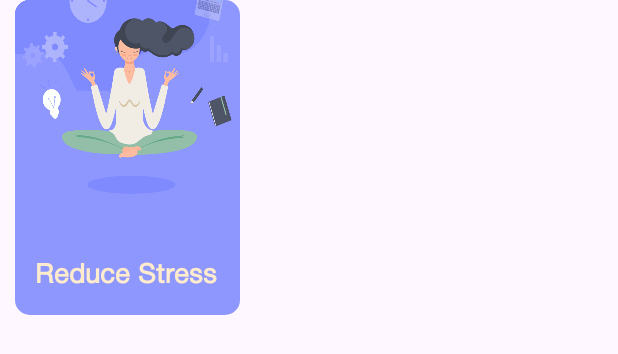
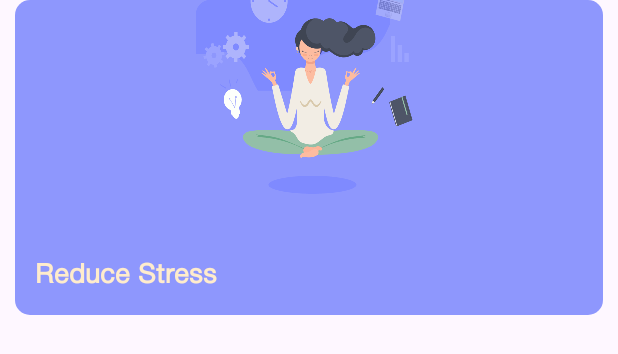
Before and after one commit to Suslanium/SilentMoon, an Android app: the layout topic_viewholder.xml on its own in the app's theme, with its tools: preview values and no code run, on a phone screen of 412 x 824 dp. Shown: the top 354 px of the screen. Run offline under Robolectric (Android 15) with nearby library versions, the phone set to English and light mode, and no system bars.

Commit message:
Recyclerview width fix

```diff
--- a/app/src/main/res/layout/topic_viewholder.xml
+++ b/app/src/main/res/layout/topic_viewholder.xml
@@ -2,12 +2,12 @@
 <FrameLayout xmlns:android="http://schemas.android.com/apk/res/android"
     xmlns:app="http://schemas.android.com/apk/res-auto"
     xmlns:tools="http://schemas.android.com/tools"
-    android:layout_width="wrap_content"
+    android:layout_width="match_parent"
     android:layout_height="wrap_content">
 
     <FrameLayout
         android:id="@+id/topic_holder_root"
-        android:layout_width="@dimen/topic_item_width"
+        android:layout_width="match_parent"
         android:layout_height="@dimen/topic_item_height"
         android:layout_marginStart="@dimen/topic_item_horizontal_margin"
         android:layout_marginEnd="@dimen/topic_item_horizontal_margin"
```
Also changed, not shown: app/src/main/java/com/suslanium/silentmoon/choosetopic/TopicAdapter.kt (+3 -12 lines), app/src/main/res/layout/fragment_choose_topic.xml (+7 -2 lines).
